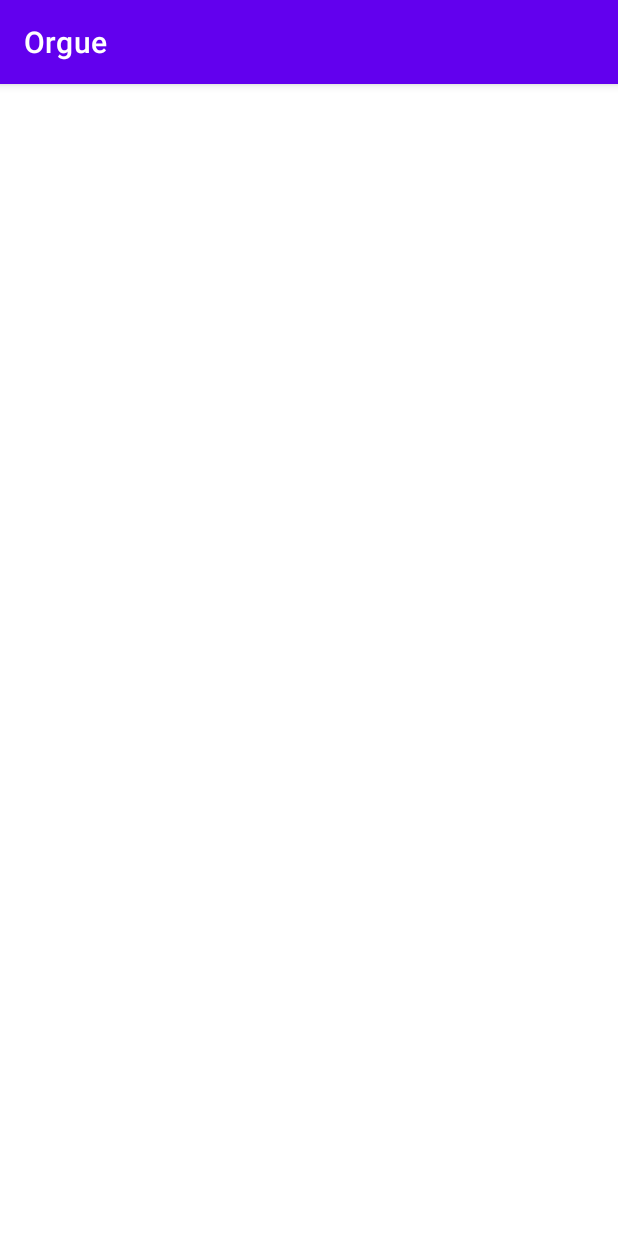
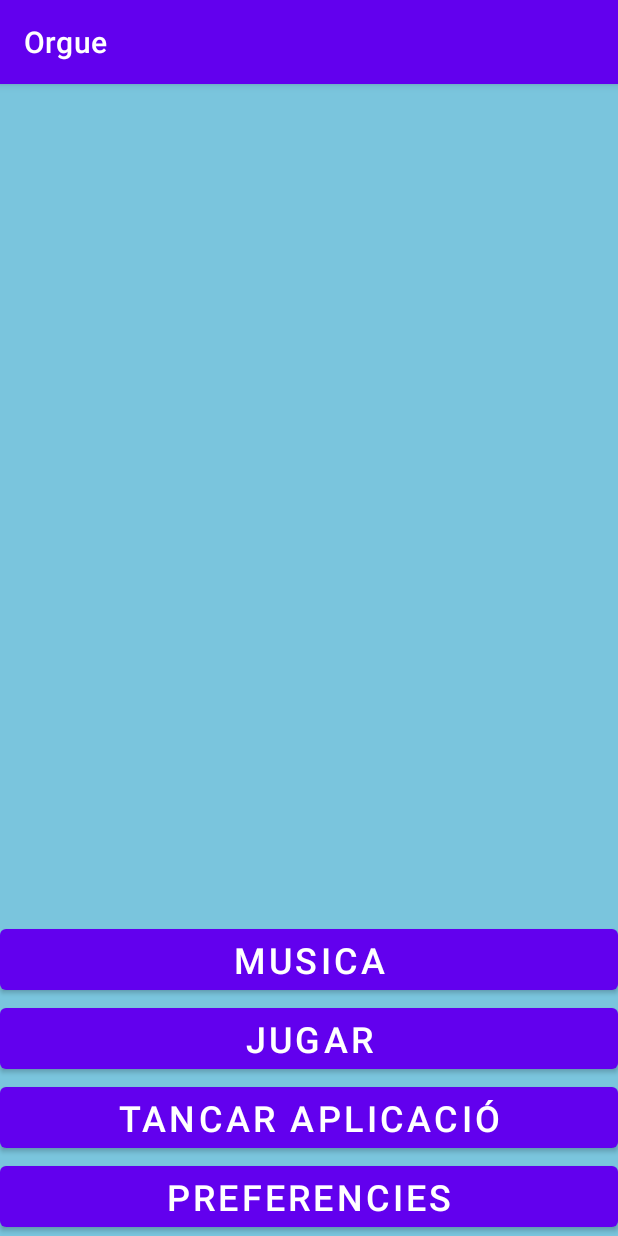
Before and after one commit to sillyck/DAM2-M8-UF1-Projecte, an Android app: the MainMenu screen opened directly, with no data from a screen before it, on a phone screen of 412 x 824 dp. Run offline under Robolectric (Android 15) with nearby library versions, the phone set to English and light mode, and no system bars; Roboto replaces fonts that are not available here.

Commit message:
Cutre AF, pero might work for now

```diff
--- a/app/src/main/res/layout/activity_main_menu.xml
+++ b/app/src/main/res/layout/activity_main_menu.xml
@@ -4,6 +4,42 @@
     xmlns:tools="http://schemas.android.com/tools"
     android:layout_width="match_parent"
     android:layout_height="match_parent"
+    android:background="#7AC5DD"
     tools:context=".MainMenu">
 
+    <LinearLayout
+        android:layout_width="match_parent"
+        android:layout_height="match_parent"
+        android:gravity="bottom"
+        android:orientation="vertical">
+
+        <Button
+            android:id="@+id/musica"
+            android:layout_width="match_parent"
+            android:layout_height="wrap_content"
+            android:text="Musica"
+            android:textSize="24sp" />
+
+        <Button
+            android:id="@+id/joc"
+            android:layout_width="match_parent"
+            android:layout_height="wrap_content"
+            android:text="Jugar"
+            android:textSize="24sp" />
+
+        <Button
+            android:id="@+id/tancarButton"
+            android:layout_width="match_parent"
+            android:layout_height="wrap_content"
+            android:text="Tancar aplicació"
+            android:textSize="24sp" />
+
+        <Button
+            android:id="@+id/preferencies"
+            android:layout_width="match_parent"
+            android:layout_height="wrap_content"
+            android:text="Preferencies"
+            android:textSize="24sp" />
+    </LinearLayout>
+
 </androidx.constraintlayout.widget.ConstraintLayout>
```
